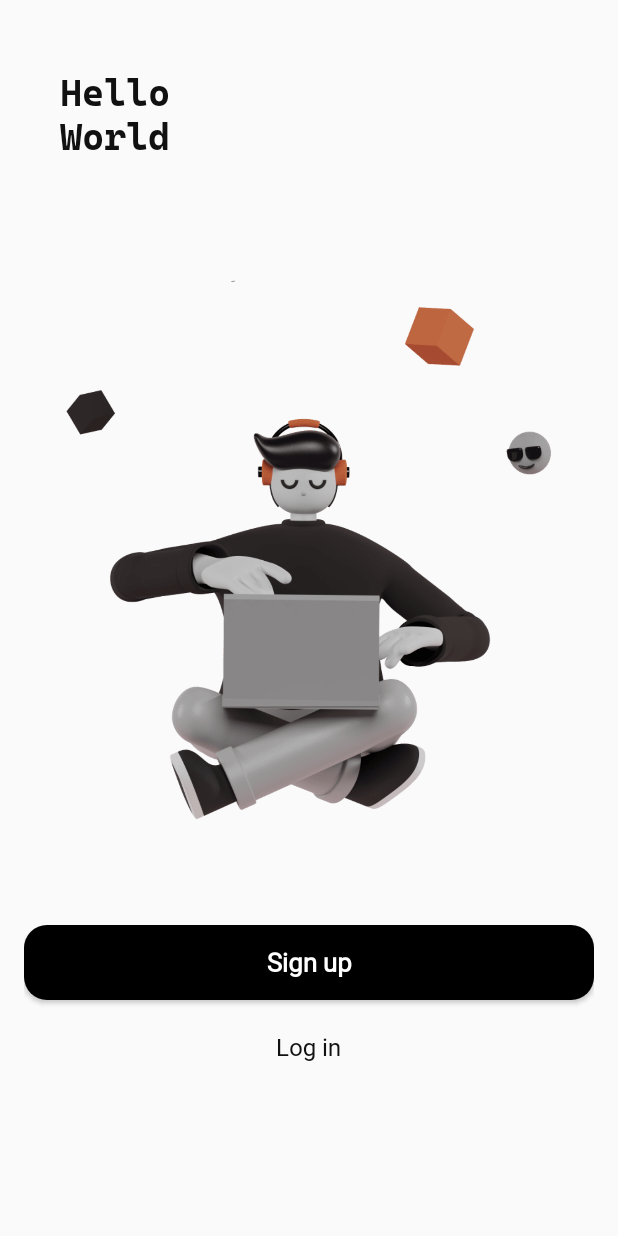
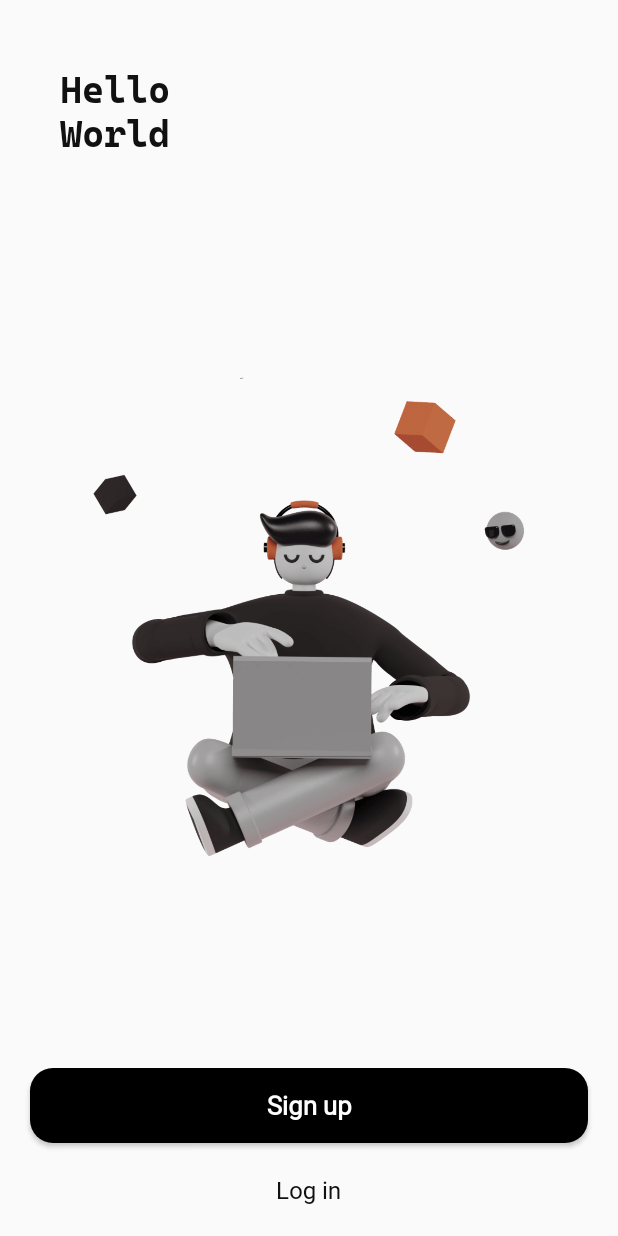
Before and after one commit to Kr-Ludal/Graduation_Project, an Android app: the screen it shows after launch (StartActivity), on a phone screen of 412 x 824 dp. Run offline under Robolectric (Android 15) with nearby library versions, the phone set to English and light mode, and no system bars.

Commit message:
[로그인] 로그인화면 화면비에 맞게 수정

```diff
--- a/app/src/main/java/com/example/graduation_project/MainActivity.kt
+++ b/app/src/main/java/com/example/graduation_project/MainActivity.kt
@@ -17,10 +17,11 @@
         super.onCreate(savedInstanceState)
         setContentView(R.layout.activity_main)
 
-
-        let {
-            val intent = Intent(it,StartActivity::class.java)
-            startActivity(intent)
+        if(!StartActivity.isHaveLoginToken) {
+            let {
+                val intent = Intent(it,StartActivity::class.java)
+                startActivity(intent)
+            }
         }
 
         home_bottom_navigation.setOnNavigationItemSelectedListener(onBottomNavItemSelectedListener)
--- a/app/src/main/java/com/example/graduation_project/StartActivity.kt
+++ b/app/src/main/java/com/example/graduation_project/StartActivity.kt
@@ -7,10 +7,15 @@
 import kotlinx.android.synthetic.main.activity_start.*
 
 class StartActivity : AppCompatActivity() {
+
+    // 임시 코드
+    companion object {
+        var isHaveLoginToken = false
+    }
+
     override fun onCreate(savedInstanceState: Bundle?) {
         super.onCreate(savedInstanceState)
         setContentView(R.layout.activity_start)
-
 
         btnsign_up.setOnClickListener {
             val i = Intent(this, RegisterActivity::class.java)
@@ -25,4 +30,12 @@
             startActivityForResult(i, RESULT_OK)
         }
     }
+
+    override fun onResume() {
+        super.onResume()
+
+        if(isHaveLoginToken) {
+            finish()
+        }
+    }
 }
--- a/app/src/main/java/com/example/graduation_project/ui/login/LoginActivity.kt
+++ b/app/src/main/java/com/example/graduation_project/ui/login/LoginActivity.kt
@@ -16,6 +16,7 @@
 import androidx.lifecycle.Observer
 import androidx.lifecycle.ViewModelProvider
 import com.example.graduation_project.R
+import com.example.graduation_project.StartActivity
 
 import kotlinx.android.synthetic.main.activity_login.*
 
@@ -91,6 +92,7 @@
                 //val i = Intent(this@LoginActivity, HomeActivity::class.java)
                 //startActivityForResult(i, RESULT_OK)
 
+                StartActivity.isHaveLoginToken = true
                 loginViewModel.login(edtxtId.text.toString(), edtxtPw.text.toString())
             }
         }
--- a/app/src/main/res/layout/activity_start.xml
+++ b/app/src/main/res/layout/activity_start.xml
@@ -1,52 +1,70 @@
 <?xml version="1.0" encoding="utf-8"?>
-<androidx.constraintlayout.widget.ConstraintLayout xmlns:android="http://schemas.android.com/apk/res/android"
+<androidx.constraintlayout.widget.ConstraintLayout
+    xmlns:android="http://schemas.android.com/apk/res/android"
     xmlns:app="http://schemas.android.com/apk/res-auto"
     xmlns:tools="http://schemas.android.com/tools"
     android:layout_width="match_parent"
     android:layout_height="match_parent"
+    android:orientation="vertical"
     tools:context=".StartActivity">
 
     <LinearLayout
+        android:id="@+id/linearLayout2"
         android:layout_width="match_parent"
-        android:layout_height="match_parent"
-        android:layout_margin="16dp"
-        android:orientation="vertical">
+        android:layout_height="0dp"
+        android:gravity="bottom"
+        android:orientation="vertical"
+        app:layout_constraintTop_toTopOf="parent">
 
         <TextView
             android:id="@+id/textView4"
             android:layout_width="wrap_content"
             android:layout_height="wrap_content"
-            android:layout_marginLeft="24sp"
-            android:layout_marginTop="26dp"
+            android:layout_marginLeft="40dp"
+            android:layout_marginTop="40dp"
             android:fontFamily="@font/cascadiacodepl_b"
-            android:textStyle="bold"
             android:text="Hello\nWorld"
             android:textColor="@color/res_text_color_black"
-            android:textSize="25sp" />
+            android:textSize="25sp"
+            android:textStyle="bold" />
+    </LinearLayout>
 
 
-        <ImageView
-            android:id="@+id/imgHero"
-            android:layout_width="360dp"
-            android:layout_height="360dp"
-            android:layout_gravity="center"
-            android:layout_marginTop="74dp"
-            app:srcCompat="@drawable/hero" />
+    <ImageView
+        android:id="@+id/imgHero"
+        android:layout_width="320dp"
+        android:layout_height="320dp"
+        android:layout_gravity="center"
+        app:layout_constraintBottom_toTopOf="@+id/linearLayout"
+        app:layout_constraintEnd_toEndOf="parent"
+        app:layout_constraintStart_toStartOf="parent"
+        app:layout_constraintTop_toBottomOf="@+id/linearLayout2"
+        app:srcCompat="@drawable/hero" />
 
+
+    <LinearLayout
+        android:id="@+id/linearLayout"
+        android:layout_width="match_parent"
+        android:layout_height="wrap_content"
+        android:layout_gravity="bottom"
+        android:gravity="bottom"
+        android:orientation="vertical"
+        app:layout_constraintBottom_toBottomOf="parent">
 
         <Button
             android:id="@+id/btnsign_up"
             android:layout_width="match_parent"
             android:layout_height="50dp"
-            android:layout_marginTop="70dp"
+            android:layout_gravity="end"
+            android:layout_marginLeft="20dp"
+            android:layout_marginRight="20dp"
             android:background="@drawable/btn_radius_black"
+            android:fontFamily="@font/pretendard_bold"
             android:text="Sign up"
             android:textAllCaps="false"
-            android:textStyle="bold"
-            android:fontFamily="@font/pretendard_bold"
             android:textColor="@color/res_text_color_white"
             android:textSize="17dp"
-            android:layout_gravity="end"/>
+            android:textStyle="bold" />
 
         <TextView
             android:id="@+id/txtlogin"
@@ -54,12 +72,12 @@
             android:layout_height="wrap_content"
             android:layout_gravity="center"
             android:layout_marginTop="20dp"
+            android:layout_marginBottom="20dp"
+            android:fontFamily="@font/pretendard_b"
             android:text="Log in"
-            android:fontFamily="@font/pretendard_b"
             android:textColor="@color/res_text_color_black"
             android:textSize="16sp"
             android:textStyle="bold" />
+
     </LinearLayout>
-
-
 </androidx.constraintlayout.widget.ConstraintLayout>
```
Also changed, not shown: app/src/main/java/com/example/graduation_project/data/Login/LoginDataSource.kt (+22 -23 lines), app/src/main/res/layout/activity_login.xml (+47 -39 lines).
